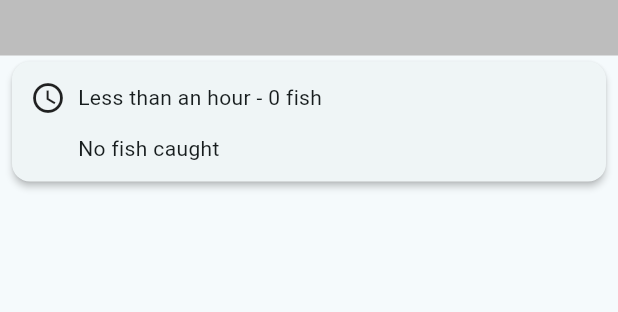
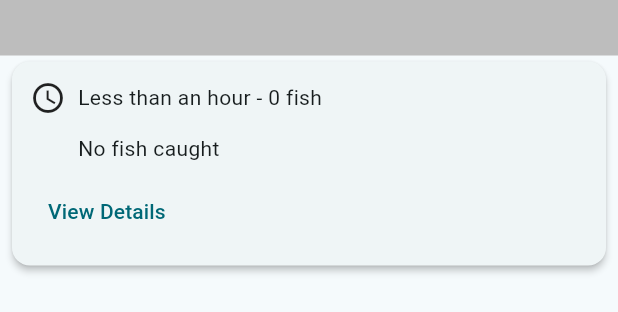
Before and after one commit to IU-Capstone-Project-2025/FishMasters, a Flutter app: the CatchItem widget shown alone on an empty page, opened directly with empty values, on a phone screen of 412 x 824 dp. Shown: the top 312 px of the screen. Run offline on Flutter 3.47's test engine with Material 3 defaults, Android fonts, the light colour scheme and no system bars; our stand-ins replace flutter_map, font_awesome_flutter, hive, hive_flutter, image_picker, latlong2 and 1 more; accounts and stored records are empty; network calls fail.

Commit message:
feat: add mock button to show details

```diff
--- a/mobile_app/lib/components/catch_item.dart
+++ b/mobile_app/lib/components/catch_item.dart
@@ -64,6 +64,15 @@ class CatchItem extends StatelessWidget {
                     ),
                   ],
                 ),
+                const SizedBox(height: 8),
+                TextButton(
+                  onPressed: () {
+                    ScaffoldMessenger.of(context).showSnackBar(
+                      SnackBar(content: Text('Details not implemented yet')),
+                    );
+                  },
+                  child: Text('View Details'),
+                ),
               ],
             ),
           ),
```
